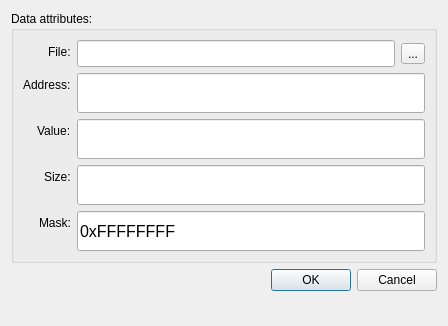
hassanibi/espflasher, file flashinputdialog.ui: the form before one commit.
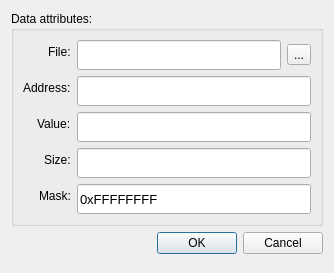
The form after the commit. Icons and pictures are not drawn. Custom widgets are drawn as their Qt base class.

```diff
--- a/flashinputdialog.ui
+++ b/flashinputdialog.ui
@@ -9,8 +9,8 @@
    <rect>
     <x>0</x>
     <y>0</y>
-    <width>448</width>
-    <height>326</height>
+    <width>334</width>
+    <height>273</height>
    </rect>
   </property>
   <property name="sizePolicy">
@@ -50,15 +50,21 @@
        <layout class="QHBoxLayout" name="horizontalLayout">
         <item>
          <widget class="ImageLineEdit" name="fileLineEdit">
+          <property name="minimumSize">
+           <size>
+            <width>0</width>
+            <height>30</height>
+           </size>
+          </property>
           <property name="maximumSize">
            <size>
             <width>16777215</width>
-            <height>48</height>
+            <height>30</height>
            </size>
           </property>
           <property name="font">
            <font>
-            <pointsize>12</pointsize>
+            <pointsize>10</pointsize>
            </font>
           </property>
          </widget>
@@ -74,8 +80,8 @@
           </property>
           <property name="iconSize">
            <size>
-            <width>32</width>
-            <height>32</height>
+            <width>24</width>
+            <height>24</height>
            </size>
           </property>
          </widget>
@@ -94,18 +100,18 @@
         <property name="minimumSize">
          <size>
           <width>0</width>
-          <height>40</height>
+          <height>30</height>
          </size>
         </property>
         <property name="maximumSize">
          <size>
           <width>16777215</width>
-          <height>40</height>
+          <height>30</height>
          </size>
         </property>
         <property name="font">
          <font>
-          <pointsize>12</pointsize>
+          <pointsize>10</pointsize>
          </font>
         </property>
        </widget>
@@ -122,18 +128,18 @@
         <property name="minimumSize">
          <size>
           <width>0</width>
-          <height>40</height>
+          <height>30</height>
          </size>
         </property>
         <property name="maximumSize">
          <size>
           <width>16777215</width>
-          <height>40</height>
+          <height>30</height>
          </size>
         </property>
         <property name="font">
          <font>
-          <pointsize>12</pointsize>
+          <pointsize>10</pointsize>
          </font>
         </property>
        </widget>
@@ -150,18 +156,18 @@
         <property name="minimumSize">
          <size>
           <width>0</width>
-          <height>40</height>
+          <height>30</height>
          </size>
         </property>
         <property name="maximumSize">
          <size>
           <width>16777215</width>
-          <height>40</height>
+          <height>30</height>
          </size>
         </property>
         <property name="font">
          <font>
-          <pointsize>12</pointsize>
+          <pointsize>10</pointsize>
          </font>
         </property>
        </widget>
@@ -178,18 +184,18 @@
         <property name="minimumSize">
          <size>
           <width>0</width>
-          <height>40</height>
+          <height>30</height>
          </size>
         </property>
         <property name="maximumSize">
          <size>
           <width>16777215</width>
-          <height>40</height>
+          <height>30</height>
          </size>
         </property>
         <property name="font">
          <font>
-          <pointsize>12</pointsize>
+          <pointsize>10</pointsize>
          </font>
         </property>
         <property name="text">
```
